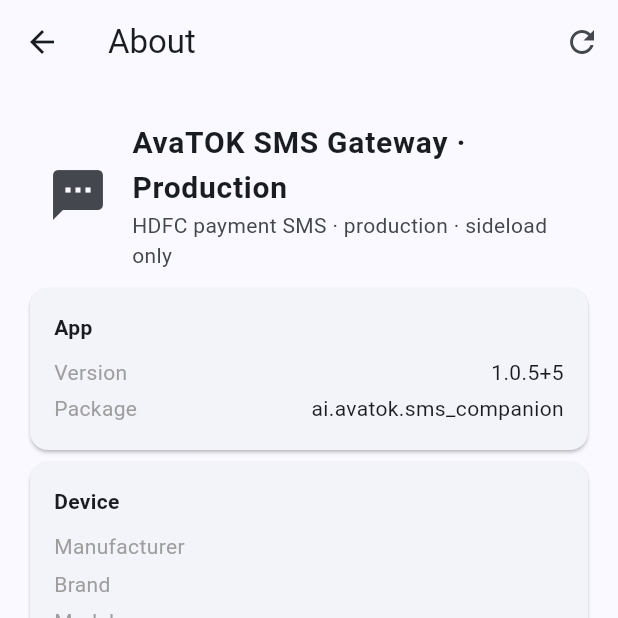
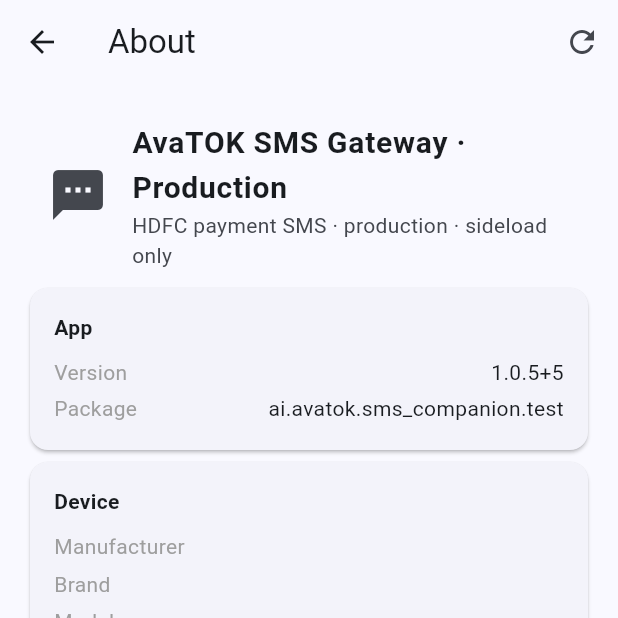
Before and after one commit to hdavy2002/upeo-sms-gateway, a Flutter app: the AboutScreen screen opened directly, on a phone screen of 412 x 824 dp, the top half of it. Run offline on Flutter 3.47's test engine with Material 3 defaults, Android fonts, the phone set to English and light mode, and no system bars; our stand-ins replace battery_plus, connectivity_plus, dio, flutter_riverpod, flutter_secure_storage, package_info_plus and 2 more; missing offline and left inert: workmanager; accounts and stored records are empty; statements that could not run were skipped.

Commit message:
[PAY-HDFC-SMS-1] Create fresh internal test package

```diff
--- a/lib/src/core/constants.dart
+++ b/lib/src/core/constants.dart
@@ -3,7 +3,7 @@
   K._();
 
   static const String appName = 'AvaTOK SMS Gateway · Production';
-  static const String applicationId = 'ai.avatok.sms_companion';
+  static const String applicationId = 'ai.avatok.sms_companion.test';
   // Exact production origin. No runtime HTTP/host override.
   static const String productionBaseUrl = 'https://api.avatok.ai';
 
```
Also changed, not shown: 1 other file.
